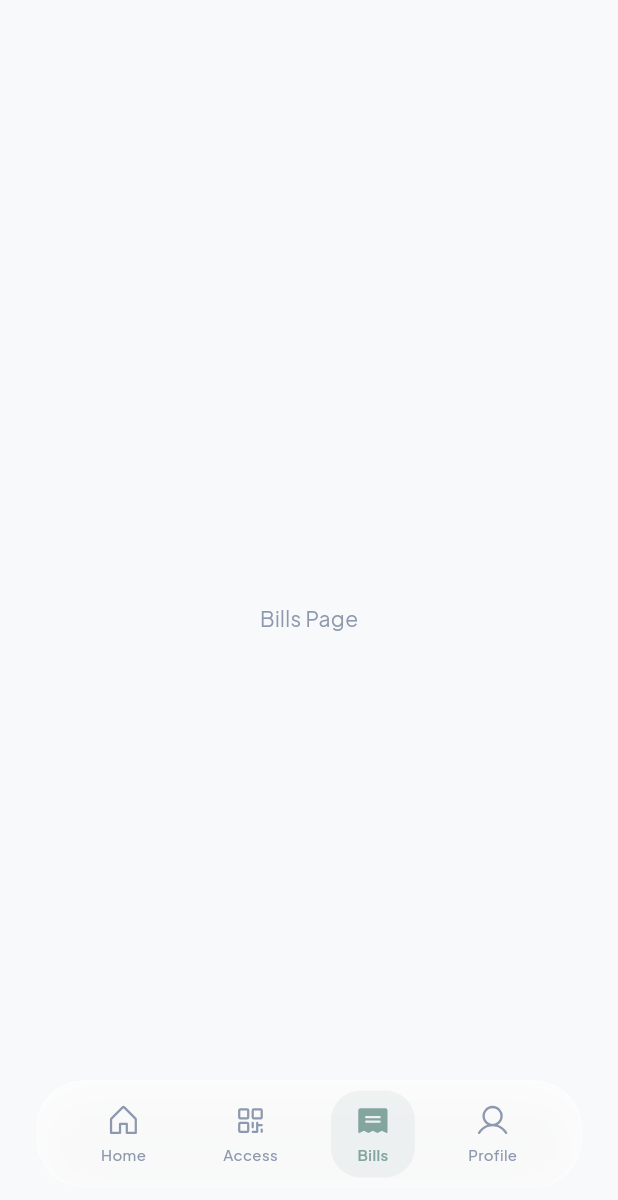
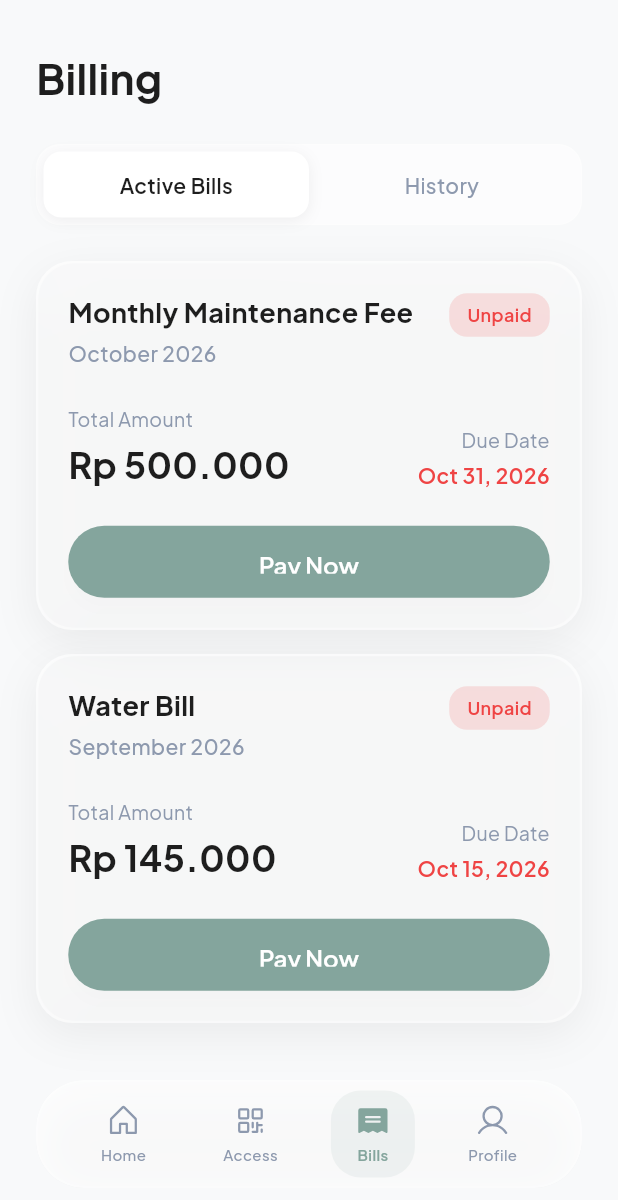
Before and after one commit to kautsarbaiq/HCM-PHH-App, a Flutter app: the screen it shows after launch, item 3 of the bottom bar chosen, on a phone screen of 412 x 824 dp. Shown: the top 1200 px of the screen. Run offline on Flutter 3.47's test engine with Material 3 defaults, Android fonts, the phone set to English and light mode, and no system bars; drawn by our look-alikes of flutter_animate; our stand-ins replace flutter_riverpod, flutter_screenutil, go_router, google_fonts, phosphor_flutter, qr_flutter.

Commit message:
feat: implement billing page with active bills and transaction history views

```diff
--- a/lib/core/routing/app_router.dart
+++ b/lib/core/routing/app_router.dart
@@ -5,12 +5,7 @@ import '../../features/main/presentation/pages/main_navigation_page.dart';
 import '../../features/dashboard/presentation/pages/dashboard_page.dart';
 
 import '../../features/access/presentation/pages/access_page.dart';
-
-class BillsPage extends StatelessWidget {
-  const BillsPage({super.key});
-  @override
-  Widget build(BuildContext context) => const Center(child: Text('Bills Page'));
-}
+import '../../features/billing/presentation/pages/billing_page.dart';
 
 class ProfilePage extends StatelessWidget {
   const ProfilePage({super.key});
@@ -42,7 +37,7 @@ class AppRouter {
           ),
           GoRoute(
             path: '/bills',
-            builder: (context, state) => const BillsPage(),
+            builder: (context, state) => const BillingPage(),
           ),
           GoRoute(
             path: '/profile',
--- /dev/null
+++ b/lib/features/billing/presentation/pages/billing_page.dart
@@ -0,0 +1,209 @@
+import 'package:flutter/material.dart';
+import 'package:flutter_animate/flutter_animate.dart';
+import 'package:flutter_riverpod/flutter_riverpod.dart';
+
+import '../../../../theme/app_colors.dart';
+import '../widgets/bill_card.dart';
+import '../widgets/transaction_history_item.dart';
+
+// State Management
+final billingTabIndexProvider = StateProvider<int>((ref) => 0);
+
+final activeBillsProvider = StateProvider<List<Map<String, dynamic>>>((ref) => [
+      {
+        'id': '1',
+        'title': 'Monthly Maintenance Fee',
+        'period': 'October 2026',
+        'amount': 500000.0,
+        'status': 'Unpaid',
+        'dueDate': 'Oct 31, 2026',
+      },
+      {
+        'id': '2',
+        'title': 'Water Bill',
+        'period': 'September 2026',
+        'amount': 145000.0,
+        'status': 'Unpaid',
+        'dueDate': 'Oct 15, 2026',
+      },
+    ]);
+
+final transactionHistoryProvider = StateProvider<List<Map<String, dynamic>>>((ref) => [
+      {
+        'id': 't1',
+        'title': 'Monthly Maintenance Fee',
+        'date': 'Sep 25, 2026 - 14:30',
+        'amount': 500000.0,
+        'isSuccess': true,
+      },
+      {
+        'id': 't2',
+        'title': 'Water Bill',
+        'date': 'Aug 16, 2026 - 09:15',
+        'amount': 132000.0,
+        'isSuccess': true,
+      },
+      {
+        'id': 't3',
+        'title': 'Gym Access Fee',
+        'date': 'Aug 05, 2026 - 11:00',
+        'amount': 150000.0,
+        'isSuccess': false,
+      },
+      {
+        'id': 't4',
+        'title': 'Monthly Maintenance Fee',
+        'date': 'Aug 01, 2026 - 10:00',
+        'amount': 500000.0,
+        'isSuccess': true,
+      },
+    ]);
+
+class BillingPage extends ConsumerWidget {
+  const BillingPage({super.key});
+
+  @override
+  Widget build(BuildContext context, WidgetRef ref) {
+    final tabIndex = ref.watch(billingTabIndexProvider);
+
+    return Scaffold(
+      body: SafeArea(
+        child: Column(
+          children: [
+            Padding(
+              padding: const EdgeInsets.fromLTRB(24, 32, 24, 24),
+              child: _buildHeader(),
+            ),
+            Padding(
+              padding: const EdgeInsets.symmetric(horizontal: 24),
+              child: _buildSegmentedControl(ref, tabIndex),
+            ),
+            const SizedBox(height: 24),
+            Expanded(
+              child: IndexedStack(
+                index: tabIndex,
+                children: [
+                  _buildActiveBills(ref).animate(target: tabIndex == 0 ? 1 : 0).fade(duration: 300.ms).slideY(begin: 0.1, end: 0),
+                  _buildTransactionHistory(ref).animate(target: tabIndex == 1 ? 1 : 0).fade(duration: 300.ms).slideY(begin: 0.1, end: 0),
+                ],
+              ),
+            ),
+          ],
+        ),
+      ),
+    );
+  }
+
+  Widget _buildHeader() {
+    return const Row(
+      mainAxisAlignment: MainAxisAlignment.spaceBetween,
+      children: [
+        Text(
+          'Billing',
+          style: TextStyle(
+            fontSize: 28,
+            color: AppColors.textPrimary,
+            fontWeight: FontWeight.bold,
+          ),
+        ),
+      ],
+    );
+  }
+
+  Widget _buildSegmentedControl(WidgetRef ref, int currentIndex) {
+    return Container(
+      padding: const EdgeInsets.all(4),
+      decoration: BoxDecoration(
+        color: AppColors.primaryWhite.withOpacity(0.5),
+        borderRadius: BorderRadius.circular(16),
+        border: Border.all(color: AppColors.glassBorder),
+      ),
+      child: Row(
+        children: [
+          Expanded(
+            child: _buildSegmentButton(ref, 0, 'Active Bills', currentIndex),
+          ),
+          Expanded(
+            child: _buildSegmentButton(ref, 1, 'History', currentIndex),
+          ),
+        ],
+      ),
+    );
+  }
+
+  Widget _buildSegmentButton(WidgetRef ref, int index, String label, int currentIndex) {
+    final isSelected = index == currentIndex;
+    return GestureDetector(
+      onTap: () => ref.read(billingTabIndexProvider.notifier).state = index,
+      behavior: HitTestBehavior.opaque,
+      child: AnimatedContainer(
+        duration: const Duration(milliseconds: 200),
+        padding: const EdgeInsets.symmetric(vertical: 12),
+        decoration: BoxDecoration(
+          color: isSelected ? AppColors.primaryWhite : Colors.transparent,
+          borderRadius: BorderRadius.circular(12),
+          boxShadow: isSelected
+              ? [BoxShadow(color: AppColors.shadowColor, blurRadius: 8, offset: const Offset(0, 2))]
+              : [],
+        ),
+        child: Center(
+          child: Text(
+            label,
+            style: TextStyle(
+              fontSize: 14,
+              fontWeight: isSelected ? FontWeight.w600 : FontWeight.w500,
+              color: isSelected ? AppColors.textPrimary : AppColors.textSecondary,
+            ),
+          ),
+        ),
+      ),
+    );
+  }
+
+  Widget _buildActiveBills(WidgetRef ref) {
+    final bills = ref.watch(activeBillsProvider);
+
+    return ListView.separated(
+      padding: const EdgeInsets.fromLTRB(24, 0, 24, 120),
+      itemCount: bills.length,
+      separatorBuilder: (context, index) => const SizedBox(height: 16),
+      itemBuilder: (context, index) {
+        final bill = bills[index];
+        return BillCard(
+          title: bill['title'],
+          period: bill['period'],
+          amount: bill['amount'],
+          status: bill['status'],
+          dueDate: bill['dueDate'],
+          onPay: () {
+            // Mock payment action
+            ScaffoldMessenger.of(context).showSnackBar(
+              SnackBar(
+                content: Text('Processing payment for ${bill['title']}...'),
+                backgroundColor: AppColors.sageGreen,
+              ),
+            );
+          },
+        );
+      },
+    );
+  }
+
+  Widget _buildTransactionHistory(WidgetRef ref) {
+    final transactions = ref.watch(transactionHistoryProvider);
+
+    return ListView.builder(
+      padding: const EdgeInsets.fromLTRB(24, 0, 24, 120),
+      itemCount: transactions.length,
+      itemBuilder: (context, index) {
+        final tx = transactions[index];
+        return TransactionHistoryItem(
+          title: tx['title'],
+          date: tx['date'],
+          amount: tx['amount'],
+          isSuccess: tx['isSuccess'],
+        );
+      },
+    );
+  }
+}
--- /dev/null
+++ b/lib/features/billing/presentation/widgets/bill_card.dart
@@ -0,0 +1,149 @@
+import 'package:flutter/material.dart';
+import 'package:intl/intl.dart';
+import '../../../../core/widgets/action_button.dart';
+import '../../../../core/widgets/glass_card.dart';
+import '../../../../theme/app_colors.dart';
+
+class BillCard extends StatelessWidget {
+  final String title;
+  final String period;
+  final double amount;
+  final String status;
+  final String dueDate;
+  final VoidCallback onPay;
+
+  const BillCard({
+    super.key,
+    required this.title,
+    required this.period,
+    required this.amount,
+    required this.status,
+    required this.dueDate,
+    required this.onPay,
+  });
+
+  @override
+  Widget build(BuildContext context) {
+    final currencyFormatter = NumberFormat.currency(
+      locale: 'id_ID',
+      symbol: 'Rp ',
+      decimalDigits: 0,
+    );
+
+    final isUnpaid = status.toLowerCase() == 'unpaid';
+
+    return GlassCard(
+      padding: const EdgeInsets.all(20),
+      child: Column(
+        crossAxisAlignment: CrossAxisAlignment.start,
+        children: [
+          Row(
+            mainAxisAlignment: MainAxisAlignment.spaceBetween,
+            crossAxisAlignment: CrossAxisAlignment.start,
+            children: [
+              Expanded(
+                child: Column(
+                  crossAxisAlignment: CrossAxisAlignment.start,
+                  children: [
+                    Text(
+                      title,
+                      style: const TextStyle(
+                        fontSize: 18,
+                        fontWeight: FontWeight.bold,
+                        color: AppColors.textPrimary,
+                      ),
+                    ),
+                    const SizedBox(height: 4),
+                    Text(
+                      period,
+                      style: const TextStyle(
+                        fontSize: 14,
+                        color: AppColors.textSecondary,
+                        fontWeight: FontWeight.w500,
+                      ),
+                    ),
+                  ],
+                ),
+              ),
+              Container(
+                padding: const EdgeInsets.symmetric(horizontal: 12, vertical: 6),
+                decoration: BoxDecoration(
+                  color: isUnpaid
+                      ? AppColors.error.withOpacity(0.15)
+                      : AppColors.success.withOpacity(0.15),
+                  borderRadius: BorderRadius.circular(12),
+                ),
+                child: Text(
+                  status,
+                  style: TextStyle(
+                    color: isUnpaid ? AppColors.error : AppColors.success,
+                    fontWeight: FontWeight.w600,
+                    fontSize: 12,
+                  ),
+                ),
+              ),
+            ],
+          ),
+          const SizedBox(height: 24),
+          Row(
+            mainAxisAlignment: MainAxisAlignment.spaceBetween,
+            crossAxisAlignment: CrossAxisAlignment.end,
+            children: [
+              Column(
+                crossAxisAlignment: CrossAxisAlignment.start,
+                children: [
+                  const Text(
+                    'Total Amount',
+                    style: TextStyle(
+                      fontSize: 13,
+                      color: AppColors.textSecondary,
+                    ),
+                  ),
+                  const SizedBox(height: 4),
+                  Text(
+                    currencyFormatter.format(amount),
+                    style: const TextStyle(
+                      fontSize: 24,
+                      fontWeight: FontWeight.bold,
+                      color: AppColors.textPrimary,
+                    ),
+                  ),
+                ],
+              ),
+              Column(
+                crossAxisAlignment: CrossAxisAlignment.end,
+                children: [
+                  const Text(
+                    'Due Date',
+                    style: TextStyle(
+                      fontSize: 13,
+                      color: AppColors.textSecondary,
+                    ),
+                  ),
+                  const SizedBox(height: 4),
+                  Text(
+                    dueDate,
+                    style: TextStyle(
+                      fontSize: 14,
+                      fontWeight: FontWeight.w600,
+                      color: isUnpaid ? AppColors.error : AppColors.textPrimary,
+                    ),
+                  ),
+                ],
+              ),
+            ],
+          ),
+          if (isUnpaid) ...[
+            const SizedBox(height: 24),
+            ActionButton(
+              label: 'Pay Now',
+              onPressed: onPay,
+              height: 48,
+              backgroundColor: AppColors.sageGreen,
+            ),
+          ]
+        ],
+      ),
+    );
+  }
+}
--- /dev/null
+++ b/lib/features/billing/presentation/widgets/transaction_history_item.dart
@@ -0,0 +1,117 @@
+import 'package:flutter/material.dart';
+import 'package:intl/intl.dart';
+import 'package:phosphor_flutter/phosphor_flutter.dart';
+import '../../../../theme/app_colors.dart';
+
+class TransactionHistoryItem extends StatelessWidget {
+  final String title;
+  final String date;
+  final double amount;
+  final bool isSuccess;
+
+  const TransactionHistoryItem({
+    super.key,
+    required this.title,
+    required this.date,
+    required this.amount,
+    this.isSuccess = true,
+  });
+
+  @override
+  Widget build(BuildContext context) {
+    final currencyFormatter = NumberFormat.currency(
+      locale: 'id_ID',
+      symbol: 'Rp ',
+      decimalDigits: 0,
+    );
+
+    return Container(
+      padding: const EdgeInsets.symmetric(vertical: 16),
+      decoration: const BoxDecoration(
+        border: Border(
+          bottom: BorderSide(color: AppColors.glassBorder),
+        ),
+      ),
+      child: Row(
+        children: [
+          Container(
+            padding: const EdgeInsets.all(12),
+            decoration: BoxDecoration(
+              color: AppColors.primaryWhite,
+              shape: BoxShape.circle,
+              boxShadow: [
+                BoxShadow(
+                  color: AppColors.shadowColor,
+                  blurRadius: 10,
+                  offset: const Offset(0, 4),
+                ),
+              ],
+            ),
+            child: Icon(
+              PhosphorIconsRegular.receipt,
+              color: isSuccess ? AppColors.sageGreen : AppColors.error,
+              size: 20,
+            ),
+          ),
+          const SizedBox(width: 16),
+          Expanded(
+            child: Column(
+              crossAxisAlignment: CrossAxisAlignment.start,
+              children: [
+                Text(
+                  title,
+                  style: const TextStyle(
+                    fontSize: 16,
+                    fontWeight: FontWeight.w600,
+                    color: AppColors.textPrimary,
+                  ),
+                ),
+                const SizedBox(height: 4),
+                Text(
+                  date,
+                  style: const TextStyle(
+                    fontSize: 13,
+                    color: AppColors.textSecondary,
+                  ),
+                ),
+              ],
+            ),
+          ),
+          Column(
+            crossAxisAlignment: CrossAxisAlignment.end,
+            children: [
+              Text(
+                currencyFormatter.format(amount),
+                style: const TextStyle(
+                  fontSize: 15,
+                  fontWeight: FontWeight.w600,
+                  color: AppColors.textPrimary,
+                ),
+              ),
+              const SizedBox(height: 4),
+              Row(
+                mainAxisSize: MainAxisSize.min,
+                children: [
+                  Icon(
+                    isSuccess ? PhosphorIconsFill.checkCircle : PhosphorIconsFill.warningCircle,
+                    color: isSuccess ? AppColors.sageGreen : AppColors.error,
+                    size: 14,
+                  ),
+                  const SizedBox(width: 4),
+                  Text(
+                    isSuccess ? 'Paid' : 'Failed',
+                    style: TextStyle(
+                      fontSize: 13,
+                      fontWeight: FontWeight.w500,
+                      color: isSuccess ? AppColors.sageGreen : AppColors.error,
+                    ),
+                  ),
+                ],
+              ),
+            ],
+          ),
+        ],
+      ),
+    );
+  }
+}
--- a/pubspec.yaml
+++ b/pubspec.yaml
@@ -41,6 +41,7 @@ dependencies:
   flutter_riverpod: ^2.5.1
   go_router: ^17.0.0
   qr_flutter: ^4.1.0
+  intl: ^0.20.2
 
 dev_dependencies:
   flutter_test:
```
Also changed, not shown: pubspec.lock.
